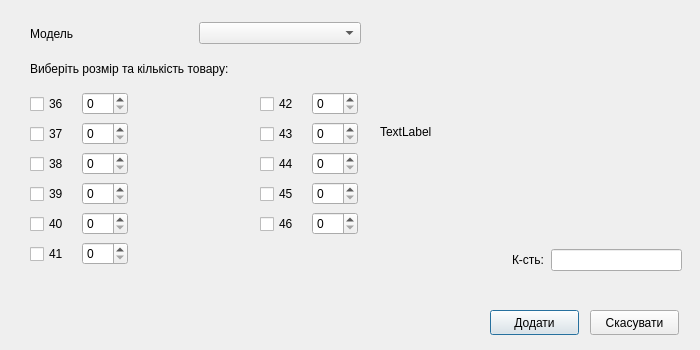
Before: the Qt Designer form addgoodsdialog.ui in moz6go/ShoesStore, drawn with Qt 5.
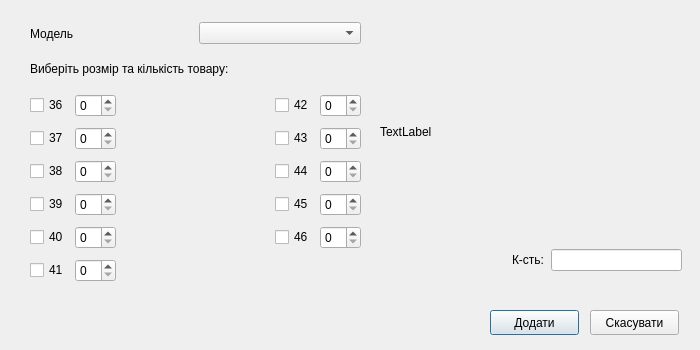
After: the same form once the commit is applied.

What changed in the file:
```diff
--- a/addgoodsdialog.ui
+++ b/addgoodsdialog.ui
@@ -86,249 +86,7 @@
     </item>
    </layout>
   </widget>
-  <widget class="QWidget" name="layoutWidget2">
-   <property name="geometry">
-    <rect>
-     <x>30</x>
-     <y>90</y>
-     <width>98</width>
-     <height>28</height>
-    </rect>
-   </property>
-   <layout class="QHBoxLayout" name="horizontalLayout_2">
-    <item>
-     <widget class="QCheckBox" name="cb_36">
-      <property name="text">
-       <string>36</string>
-      </property>
-     </widget>
-    </item>
-    <item>
-     <widget class="QSpinBox" name="sp_36"/>
-    </item>
-   </layout>
-  </widget>
-  <widget class="QWidget" name="layoutWidget3">
-   <property name="geometry">
-    <rect>
-     <x>30</x>
-     <y>120</y>
-     <width>98</width>
-     <height>28</height>
-    </rect>
-   </property>
-   <layout class="QHBoxLayout" name="horizontalLayout_3">
-    <item>
-     <widget class="QCheckBox" name="cb_37">
-      <property name="text">
-       <string>37</string>
-      </property>
-     </widget>
-    </item>
-    <item>
-     <widget class="QSpinBox" name="sp_37"/>
-    </item>
-   </layout>
-  </widget>
-  <widget class="QWidget" name="layoutWidget4">
-   <property name="geometry">
-    <rect>
-     <x>30</x>
-     <y>150</y>
-     <width>98</width>
-     <height>28</height>
-    </rect>
-   </property>
-   <layout class="QHBoxLayout" name="horizontalLayout_4">
-    <item>
-     <widget class="QCheckBox" name="checkBox_3">
-      <property name="text">
-       <string>38</string>
-      </property>
-     </widget>
-    </item>
-    <item>
-     <widget class="QSpinBox" name="spinBox_3"/>
-    </item>
-   </layout>
-  </widget>
-  <widget class="QWidget" name="layoutWidget5">
-   <property name="geometry">
-    <rect>
-     <x>30</x>
-     <y>180</y>
-     <width>98</width>
-     <height>28</height>
-    </rect>
-   </property>
-   <layout class="QHBoxLayout" name="horizontalLayout_5">
-    <item>
-     <widget class="QCheckBox" name="checkBox_4">
-      <property name="text">
-       <string>39</string>
-      </property>
-     </widget>
-    </item>
-    <item>
-     <widget class="QSpinBox" name="spinBox_4"/>
-    </item>
-   </layout>
-  </widget>
-  <widget class="QWidget" name="layoutWidget6">
-   <property name="geometry">
-    <rect>
-     <x>30</x>
-     <y>210</y>
-     <width>98</width>
-     <height>28</height>
-    </rect>
-   </property>
-   <layout class="QHBoxLayout" name="horizontalLayout_6">
-    <item>
-     <widget class="QCheckBox" name="checkBox_5">
-      <property name="text">
-       <string>40</string>
-      </property>
-     </widget>
-    </item>
-    <item>
-     <widget class="QSpinBox" name="spinBox_5"/>
-    </item>
-   </layout>
-  </widget>
-  <widget class="QWidget" name="layoutWidget7">
-   <property name="geometry">
-    <rect>
-     <x>30</x>
-     <y>240</y>
-     <width>98</width>
-     <height>28</height>
-    </rect>
-   </property>
-   <layout class="QHBoxLayout" name="horizontalLayout_7">
-    <item>
-     <widget class="QCheckBox" name="checkBox_6">
-      <property name="text">
-       <string>41</string>
-      </property>
-     </widget>
-    </item>
-    <item>
-     <widget class="QSpinBox" name="spinBox_6"/>
-    </item>
-   </layout>
-  </widget>
-  <widget class="QWidget" name="layoutWidget8">
-   <property name="geometry">
-    <rect>
-     <x>260</x>
-     <y>90</y>
-     <width>98</width>
-     <height>28</height>
-    </rect>
-   </property>
-   <layout class="QHBoxLayout" name="horizontalLayout_8">
-    <item>
-     <widget class="QCheckBox" name="checkBox_11">
-      <property name="text">
-       <string>42</string>
-      </property>
-     </widget>
-    </item>
-    <item>
-     <widget class="QSpinBox" name="spinBox_7"/>
-    </item>
-   </layout>
-  </widget>
-  <widget class="QWidget" name="layoutWidget9">
-   <property name="geometry">
-    <rect>
-     <x>260</x>
-     <y>120</y>
-     <width>98</width>
-     <height>28</height>
-    </rect>
-   </property>
-   <layout class="QHBoxLayout" name="horizontalLayout_9">
-    <item>
-     <widget class="QCheckBox" name="checkBox_8">
-      <property name="text">
-       <string>43</string>
-      </property>
-     </widget>
-    </item>
-    <item>
-     <widget class="QSpinBox" name="spinBox_8"/>
-    </item>
-   </layout>
-  </widget>
-  <widget class="QWidget" name="layoutWidget10">
-   <property name="geometry">
-    <rect>
-     <x>260</x>
-     <y>150</y>
-     <width>98</width>
-     <height>28</height>
-    </rect>
-   </property>
-   <layout class="QHBoxLayout" name="horizontalLayout_10">
-    <item>
-     <widget class="QCheckBox" name="checkBox_12">
-      <property name="text">
-       <string>44</string>
-      </property>
-     </widget>
-    </item>
-    <item>
-     <widget class="QSpinBox" name="spinBox_9"/>
-    </item>
-   </layout>
-  </widget>
-  <widget class="QWidget" name="layoutWidget11">
-   <property name="geometry">
-    <rect>
-     <x>260</x>
-     <y>180</y>
-     <width>98</width>
-     <height>28</height>
-    </rect>
-   </property>
-   <layout class="QHBoxLayout" name="horizontalLayout_11">
-    <item>
-     <widget class="QCheckBox" name="checkBox_9">
-      <property name="text">
-       <string>45</string>
-      </property>
-     </widget>
-    </item>
-    <item>
-     <widget class="QSpinBox" name="spinBox_10"/>
-    </item>
-   </layout>
-  </widget>
-  <widget class="QWidget" name="layoutWidget12">
-   <property name="geometry">
-    <rect>
-     <x>260</x>
-     <y>210</y>
-     <width>98</width>
-     <height>28</height>
-    </rect>
-   </property>
-   <layout class="QHBoxLayout" name="horizontalLayout_12">
-    <item>
-     <widget class="QCheckBox" name="checkBox_10">
-      <property name="text">
-       <string>46</string>
-      </property>
-     </widget>
-    </item>
-    <item>
-     <widget class="QSpinBox" name="spinBox_11"/>
-    </item>
-   </layout>
-  </widget>
-  <widget class="QWidget" name="">
+  <widget class="QWidget" name="layoutWidget">
    <property name="geometry">
     <rect>
      <x>380</x>
@@ -384,6 +142,185 @@
     </item>
    </layout>
   </widget>
+  <widget class="QWidget" name="">
+   <property name="geometry">
+    <rect>
+     <x>30</x>
+     <y>90</y>
+     <width>331</width>
+     <height>200</height>
+    </rect>
+   </property>
+   <layout class="QGridLayout" name="gridLayout">
+    <item row="0" column="0">
+     <layout class="QHBoxLayout" name="horizontalLayout_2">
+      <item>
+       <widget class="QCheckBox" name="cb_36">
+        <property name="text">
+         <string>36</string>
+        </property>
+       </widget>
+      </item>
+      <item>
+       <widget class="QSpinBox" name="sb_36"/>
+      </item>
+     </layout>
+    </item>
+    <item row="3" column="2">
+     <layout class="QHBoxLayout" name="horizontalLayout_11">
+      <item>
+       <widget class="QCheckBox" name="cb_45">
+        <property name="text">
+         <string>45</string>
+        </property>
+       </widget>
+      </item>
+      <item>
+       <widget class="QSpinBox" name="sb_45"/>
+      </item>
+     </layout>
+    </item>
+    <item row="4" column="0">
+     <layout class="QHBoxLayout" name="horizontalLayout_6">
+      <item>
+       <widget class="QCheckBox" name="cb_40">
+        <property name="text">
+         <string>40</string>
+        </property>
+       </widget>
+      </item>
+      <item>
+       <widget class="QSpinBox" name="sb_40"/>
+      </item>
+     </layout>
+    </item>
+    <item row="5" column="0">
+     <layout class="QHBoxLayout" name="horizontalLayout_7">
+      <item>
+       <widget class="QCheckBox" name="cb_41">
+        <property name="text">
+         <string>41</string>
+        </property>
+       </widget>
+      </item>
+      <item>
+       <widget class="QSpinBox" name="sb_41"/>
+      </item>
+     </layout>
+    </item>
+    <item row="1" column="2">
+     <layout class="QHBoxLayout" name="horizontalLayout_9">
+      <item>
+       <widget class="QCheckBox" name="cb_43">
+        <property name="text">
+         <string>43</string>
+        </property>
+       </widget>
+      </item>
+      <item>
+       <widget class="QSpinBox" name="sb_43"/>
+      </item>
+     </layout>
+    </item>
+    <item row="2" column="0">
+     <layout class="QHBoxLayout" name="horizontalLayout_4">
+      <item>
+       <widget class="QCheckBox" name="cb_38">
+        <property name="text">
+         <string>38</string>
+        </property>
+       </widget>
+      </item>
+      <item>
+       <widget class="QSpinBox" name="sb_38"/>
+      </item>
+     </layout>
+    </item>
+    <item row="4" column="2">
+     <layout class="QHBoxLayout" name="horizontalLayout_12">
+      <item>
+       <widget class="QCheckBox" name="cb_46">
+        <property name="text">
+         <string>46</string>
+        </property>
+       </widget>
+      </item>
+      <item>
+       <widget class="QSpinBox" name="sb_46"/>
+      </item>
+     </layout>
+    </item>
+    <item row="2" column="2">
+     <layout class="QHBoxLayout" name="horizontalLayout_10">
+      <item>
+       <widget class="QCheckBox" name="cb_44">
+        <property name="text">
+         <string>44</string>
+        </property>
+       </widget>
+      </item>
+      <item>
+       <widget class="QSpinBox" name="sb_44"/>
+      </item>
+     </layout>
+    </item>
+    <item row="3" column="0">
+     <layout class="QHBoxLayout" name="horizontalLayout_5">
+      <item>
+       <widget class="QCheckBox" name="cb_39">
+        <property name="text">
+         <string>39</string>
+        </property>
+       </widget>
+      </item>
+      <item>
+       <widget class="QSpinBox" name="sb_39"/>
+      </item>
+     </layout>
+    </item>
+    <item row="1" column="0">
+     <layout class="QHBoxLayout" name="horizontalLayout_3">
+      <item>
+       <widget class="QCheckBox" name="cb_37">
+        <property name="text">
+         <string>37</string>
+        </property>
+       </widget>
+      </item>
+      <item>
+       <widget class="QSpinBox" name="sb_37"/>
+      </item>
+     </layout>
+    </item>
+    <item row="0" column="2">
+     <layout class="QHBoxLayout" name="horizontalLayout_8">
+      <item>
+       <widget class="QCheckBox" name="cb_42">
+        <property name="text">
+         <string>42</string>
+        </property>
+       </widget>
+      </item>
+      <item>
+       <widget class="QSpinBox" name="sb_42"/>
+      </item>
+     </layout>
+    </item>
+    <item row="0" column="1">
+     <spacer name="horizontalSpacer_2">
+      <property name="orientation">
+       <enum>Qt::Horizontal</enum>
+      </property>
+      <property name="sizeHint" stdset="0">
+       <size>
+        <width>40</width>
+        <height>20</height>
+       </size>
+      </property>
+     </spacer>
+    </item>
+   </layout>
+  </widget>
  </widget>
  <resources/>
  <connections/>
```
Left out of the diff: 30 changed lines with no effect on the pictures.
